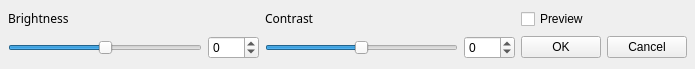
The window that trunk/plugins/brightness_contrast/bcwidget.ui (BackupTheBerlios/imagerocket-svn) describes before a commit, drawn with Qt 5.
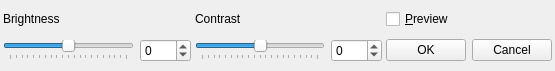
The same window after the commit.

Commit message: Did work on tool-applying code, resulting in some code reorg in rocketwindow, and tool settings toolbar code - Upgraded version to 0.2 to reflect functional plugins

Diff of the .ui file:
```diff
--- a/trunk/plugins/brightness_contrast/bcwidget.ui
+++ b/trunk/plugins/brightness_contrast/bcwidget.ui
@@ -8,8 +8,8 @@
    <rect>
     <x>0</x>
     <y>0</y>
-    <width>695</width>
-    <height>69</height>
+    <width>555</width>
+    <height>71</height>
    </rect>
   </property>
   <property name="windowTitle" >
@@ -17,50 +17,24 @@
   </property>
   <layout class="QGridLayout" >
    <property name="margin" >
-    <number>8</number>
+    <number>3</number>
    </property>
    <property name="spacing" >
-    <number>6</number>
+    <number>4</number>
    </property>
-   <item row="0" column="2" >
-    <widget class="QCheckBox" name="chkPreview" >
+   <item row="0" column="0" >
+    <widget class="QLabel" name="label" >
      <property name="text" >
-      <string>Preview</string>
+      <string>Brightness</string>
      </property>
     </widget>
    </item>
-   <item row="1" column="1" >
-    <layout class="QHBoxLayout" >
-     <property name="margin" >
-      <number>0</number>
+   <item row="0" column="1" >
+    <widget class="QLabel" name="label_2" >
+     <property name="text" >
+      <string>Contrast</string>
      </property>
-     <property name="spacing" >
-      <number>6</number>
-     </property>
-     <item>
-      <widget class="QSlider" name="sldContrast" >
-       <property name="minimum" >
-        <number>-100</number>
-       </property>
-       <property name="maximum" >
-        <number>100</number>
-       </property>
-       <property name="orientation" >
-        <enum>Qt::Horizontal</enum>
-       </property>
-      </widget>
-     </item>
-     <item>
-      <widget class="QSpinBox" name="spnContrast" >
-       <property name="maximum" >
-        <number>100</number>
-       </property>
-       <property name="minimum" >
-        <number>-100</number>
-       </property>
-      </widget>
-     </item>
-    </layout>
+    </widget>
    </item>
    <item row="1" column="0" >
     <layout class="QHBoxLayout" >
@@ -72,6 +46,9 @@
      </property>
      <item>
       <widget class="QSlider" name="sldBrightness" >
+       <property name="focusPolicy" >
+        <enum>Qt::NoFocus</enum>
+       </property>
        <property name="minimum" >
         <number>-100</number>
        </property>
@@ -81,6 +58,12 @@
        <property name="orientation" >
         <enum>Qt::Horizontal</enum>
        </property>
+       <property name="tickPosition" >
+        <enum>QSlider::TicksBelow</enum>
+       </property>
+       <property name="tickInterval" >
+        <number>10</number>
+       </property>
       </widget>
      </item>
      <item>
@@ -95,12 +78,47 @@
      </item>
     </layout>
    </item>
-   <item row="0" column="1" >
-    <widget class="QLabel" name="label_2" >
-     <property name="text" >
-      <string>&lt;html>&lt;head>&lt;meta name=&quot;qrichtext&quot; content=&quot;1&quot; />&lt;/head>&lt;body style=&quot; white-space: pre-wrap; font-family:Sans Serif; font-weight:400; font-style:normal; text-decoration:none;&quot;>&lt;p style=&quot; margin-top:0px; margin-bottom:0px; margin-left:0px; margin-right:0px; -qt-block-indent:0; text-indent:0px;&quot;>Contrast&lt;/p>&lt;/body>&lt;/html></string>
+   <item row="1" column="1" >
+    <layout class="QHBoxLayout" >
+     <property name="margin" >
+      <number>0</number>
      </property>
-    </widget>
+     <property name="spacing" >
+      <number>6</number>
+     </property>
+     <item>
+      <widget class="QSlider" name="sldContrast" >
+       <property name="focusPolicy" >
+        <enum>Qt::NoFocus</enum>
+       </property>
+       <property name="minimum" >
+        <number>-100</number>
+       </property>
+       <property name="maximum" >
+        <number>100</number>
+       </property>
+       <property name="orientation" >
+        <enum>Qt::Horizontal</enum>
+       </property>
+       <property name="tickPosition" >
+        <enum>QSlider::TicksBelow</enum>
+       </property>
+       <property name="tickInterval" >
+        <number>10</number>
+       </property>
+      </widget>
+     </item>
+     <item>
+      <widget class="QSpinBox" name="spnContrast" >
+       <property name="maximum" >
+        <number>100</number>
+       </property>
+       <property name="minimum" >
+        <number>-100</number>
+       </property>
+      </widget>
+     </item>
+    </layout>
    </item>
    <item row="1" column="2" >
     <layout class="QHBoxLayout" >
@@ -112,6 +130,9 @@
      </property>
      <item>
       <widget class="QPushButton" name="btnOk" >
+       <property name="focusPolicy" >
+        <enum>Qt::NoFocus</enum>
+       </property>
        <property name="text" >
         <string>OK</string>
        </property>
@@ -119,6 +140,9 @@
      </item>
      <item>
       <widget class="QPushButton" name="btnCancel" >
+       <property name="focusPolicy" >
+        <enum>Qt::NoFocus</enum>
+       </property>
        <property name="text" >
         <string>Cancel</string>
        </property>
@@ -126,44 +150,17 @@
      </item>
     </layout>
    </item>
-   <item row="0" column="0" >
-    <widget class="QLabel" name="label" >
+   <item row="0" column="2" >
+    <widget class="QCheckBox" name="chkPreview" >
+     <property name="focusPolicy" >
+      <enum>Qt::NoFocus</enum>
+     </property>
      <property name="text" >
-      <string>&lt;html>&lt;head>&lt;meta name=&quot;qrichtext&quot; content=&quot;1&quot; />&lt;/head>&lt;body style=&quot; white-space: pre-wrap; font-family:Sans Serif; font-weight:400; font-style:normal; text-decoration:none;&quot;>&lt;p style=&quot; margin-top:0px; margin-bottom:0px; margin-left:0px; margin-right:0px; -qt-block-indent:0; text-indent:0px;&quot;>Brightness&lt;/p>&lt;/body>&lt;/html></string>
+      <string>&amp;Preview</string>
      </property>
     </widget>
    </item>
   </layout>
-  <widget class="QWidget" name="" >
-   <property name="geometry" >
-    <rect>
-     <x>268</x>
-     <y>9</y>
-     <width>148</width>
-     <height>50</height>
-    </rect>
-   </property>
-  </widget>
-  <widget class="QWidget" name="" >
-   <property name="geometry" >
-    <rect>
-     <x>526</x>
-     <y>9</y>
-     <width>160</width>
-     <height>57</height>
-    </rect>
-   </property>
-  </widget>
-  <widget class="QWidget" name="" >
-   <property name="geometry" >
-    <rect>
-     <x>9</x>
-     <y>9</y>
-     <width>253</width>
-     <height>58</height>
-    </rect>
-   </property>
-  </widget>
  </widget>
  <pixmapfunction></pixmapfunction>
  <resources/>
```
The commit also changes 4 other files.
